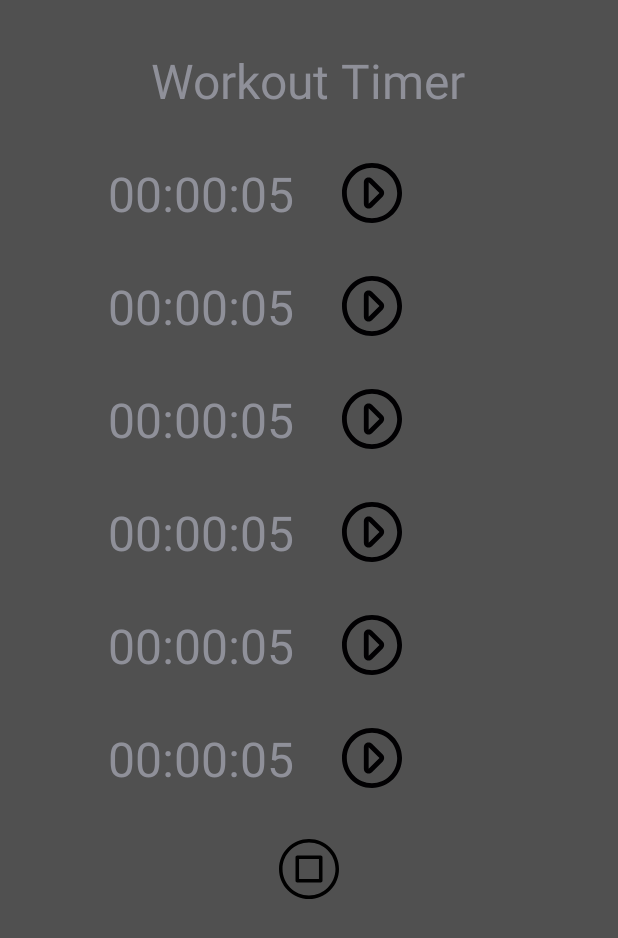
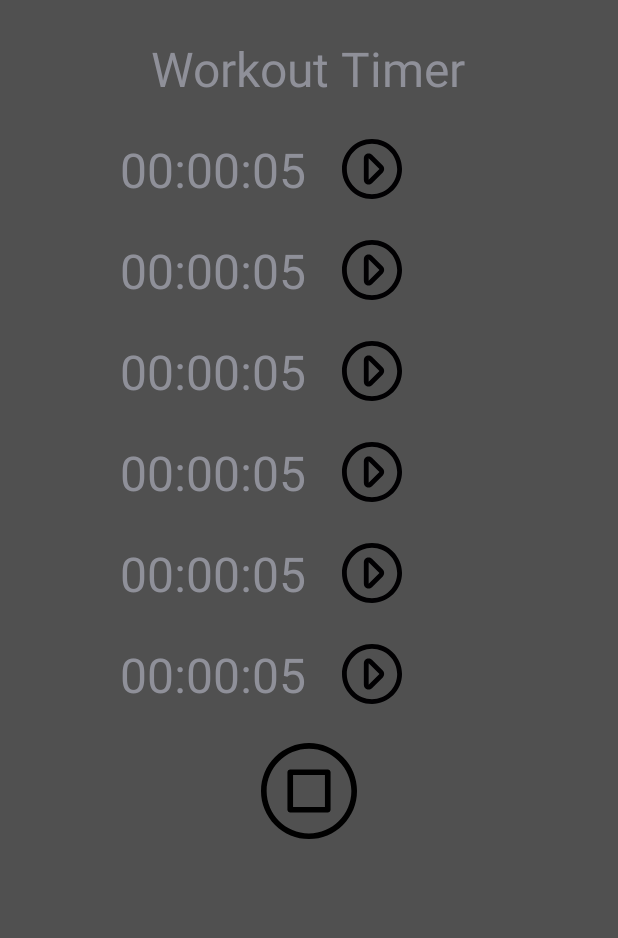
Before and after one commit to kyklish/WorkoutTimer, an Android app: the screen it shows after launch (MainActivity), on a phone screen of 412 x 824 dp. Shown: the top 938 px of the screen. Run offline under Robolectric (Android 15) with nearby library versions, the phone set to English and light mode, and no system bars.

Commit message:
Change RelativeLayout to LinearLayout.

```diff
--- a/app/src/main/res/layout/activity_main.xml
+++ b/app/src/main/res/layout/activity_main.xml
@@ -1,34 +1,38 @@
 <?xml version="1.0" encoding="utf-8"?>
-<RelativeLayout xmlns:android="http://schemas.android.com/apk/res/android"
+<ScrollView xmlns:android="http://schemas.android.com/apk/res/android"
 	xmlns:tools="http://schemas.android.com/tools"
 	android:layout_width="match_parent"
 	android:layout_height="match_parent"
+	android:fillViewport="true"> <!--IMPORTANT otherwise background img. will not fill the whole screen -->
+
+	<LinearLayout
+		android:layout_width="match_parent"
+		android:layout_height="wrap_content"
 		android:background="@color/grey"
+		android:gravity="center_horizontal"
+		android:orientation="vertical"
 		tools:context=".MainActivity">
-
 
 		<TextView
 			android:id="@+id/textInfo"
 			android:layout_width="wrap_content"
 			android:layout_height="wrap_content"
-		android:layout_centerHorizontal="true"
 			android:layout_marginTop="@dimen/marginTop"
 			android:text="@string/textInfo"
 			android:textSize="@dimen/textSize" />
 
-	<RelativeLayout
+		<LinearLayout
 			android:id="@+id/rowPullUp1"
 			android:layout_width="wrap_content"
 			android:layout_height="wrap_content"
-		android:layout_below="@id/textInfo"
-		android:layout_centerHorizontal="true"
-		android:layout_marginTop="@dimen/margin">
+			android:layout_marginTop="@dimen/margin"
+			android:gravity="center_vertical"
+			android:orientation="horizontal">
 
 			<TextView
 				android:id="@+id/textPullUp1"
 				android:layout_width="wrap_content"
 				android:layout_height="wrap_content"
-			android:layout_centerVertical="true"
 				android:textSize="@dimen/textSize"
 				tools:text="02:50" />
 
@@ -36,36 +40,30 @@
 				android:id="@+id/buttonPullUpStart1"
 				android:layout_width="@dimen/buttonSize"
 				android:layout_height="@dimen/buttonSize"
-			android:layout_centerVertical="true"
 				android:layout_marginStart="@dimen/margin"
-			android:layout_toEndOf="@id/textPullUp1"
 				android:background="@drawable/ic_start" />
 
 			<Button
 				android:id="@+id/buttonPullUpStop1"
 				android:layout_width="@dimen/buttonSize"
 				android:layout_height="@dimen/buttonSize"
-			android:layout_centerVertical="true"
 				android:layout_marginStart="@dimen/margin"
-			android:layout_toEndOf="@id/buttonPullUpStart1"
 				android:background="@drawable/ic_stop"
 				android:visibility="invisible"
 				tools:visibility="visible" />
-	</RelativeLayout>
+		</LinearLayout>
 
-	<RelativeLayout
+		<LinearLayout
 			android:id="@+id/rowPullUp2"
 			android:layout_width="wrap_content"
 			android:layout_height="wrap_content"
-		android:layout_below="@id/rowPullUp1"
-		android:layout_centerHorizontal="true"
-		android:layout_marginTop="@dimen/margin">
+			android:layout_marginTop="@dimen/margin"
+			android:gravity="center_vertical">
 
 			<TextView
 				android:id="@+id/textPullUp2"
 				android:layout_width="wrap_content"
 				android:layout_height="wrap_content"
-			android:layout_centerVertical="true"
 				android:textSize="@dimen/textSize"
 				tools:text="02:50" />
 
@@ -73,36 +71,30 @@
 				android:id="@+id/buttonPullUpStart2"
 				android:layout_width="@dimen/buttonSize"
 				android:layout_height="@dimen/buttonSize"
-			android:layout_centerVertical="true"
 				android:layout_marginStart="@dimen/margin"
-			android:layout_toEndOf="@id/textPullUp2"
 				android:background="@drawable/ic_start" />
 
 			<Button
 				android:id="@+id/buttonPullUpStop2"
 				android:layout_width="@dimen/buttonSize"
 				android:layout_height="@dimen/buttonSize"
-			android:layout_centerVertical="true"
 				android:layout_marginStart="@dimen/margin"
-			android:layout_toEndOf="@id/buttonPullUpStart2"
 				android:background="@drawable/ic_stop"
 				android:visibility="invisible"
 				tools:visibility="visible" />
-	</RelativeLayout>
+		</LinearLayout>
 
-	<RelativeLayout
+		<LinearLayout
 			android:id="@+id/rowPress1"
 			android:layout_width="wrap_content"
 			android:layout_height="wrap_content"
-		android:layout_below="@id/rowPullUp2"
-		android:layout_centerHorizontal="true"
-		android:layout_marginTop="@dimen/margin">
+			android:layout_marginTop="@dimen/margin"
+			android:gravity="center_vertical">
 
 			<TextView
 				android:id="@+id/textPress1"
 				android:layout_width="wrap_content"
 				android:layout_height="wrap_content"
-			android:layout_centerVertical="true"
 				android:textSize="@dimen/textSize"
 				tools:text="00:50" />
 
@@ -110,36 +102,30 @@
 				android:id="@+id/buttonPressStart1"
 				android:layout_width="@dimen/buttonSize"
 				android:layout_height="@dimen/buttonSize"
-			android:layout_centerVertical="true"
 				android:layout_marginStart="@dimen/margin"
-			android:layout_toEndOf="@id/textPress1"
 				android:background="@drawable/ic_start" />
 
 			<Button
 				android:id="@+id/buttonPressStop1"
 				android:layout_width="@dimen/buttonSize"
 				android:layout_height="@dimen/buttonSize"
-			android:layout_centerVertical="true"
 				android:layout_marginStart="@dimen/margin"
-			android:layout_toEndOf="@id/buttonPressStart1"
 				android:background="@drawable/ic_stop"
 				android:visibility="invisible"
 				tools:visibility="visible" />
-	</RelativeLayout>
+		</LinearLayout>
 
-	<RelativeLayout
+		<LinearLayout
 			android:id="@+id/rowPress2"
 			android:layout_width="wrap_content"
 			android:layout_height="wrap_content"
-		android:layout_below="@id/rowPress1"
-		android:layout_centerHorizontal="true"
-		android:layout_marginTop="@dimen/margin">
+			android:layout_marginTop="@dimen/margin"
+			android:gravity="center_vertical">
 
 			<TextView
 				android:id="@+id/textPress2"
 				android:layout_width="wrap_content"
 				android:layout_height="wrap_content"
-			android:layout_centerVertical="true"
 				android:textSize="@dimen/textSize"
 				tools:text="00:50" />
 
@@ -147,36 +133,30 @@
 				android:id="@+id/buttonPressStart2"
 				android:layout_width="@dimen/buttonSize"
 				android:layout_height="@dimen/buttonSize"
-			android:layout_centerVertical="true"
 				android:layout_marginStart="@dimen/margin"
-			android:layout_toEndOf="@id/textPress2"
 				android:background="@drawable/ic_start" />
 
 			<Button
 				android:id="@+id/buttonPressStop2"
 				android:layout_width="@dimen/buttonSize"
 				android:layout_height="@dimen/buttonSize"
-			android:layout_centerVertical="true"
 				android:layout_marginStart="@dimen/margin"
-			android:layout_toEndOf="@id/buttonPressStart2"
 				android:background="@drawable/ic_stop"
 				android:visibility="invisible"
 				tools:visibility="visible" />
-	</RelativeLayout>
+		</LinearLayout>
 
-	<RelativeLayout
+		<LinearLayout
 			android:id="@+id/rowBars1"
 			android:layout_width="wrap_content"
 			android:layout_height="wrap_content"
-		android:layout_below="@id/rowPress2"
-		android:layout_centerHorizontal="true"
-		android:layout_marginTop="@dimen/margin">
+			android:layout_marginTop="@dimen/margin"
+			android:gravity="center_vertical">
 
 			<TextView
 				android:id="@+id/textBars1"
 				android:layout_width="wrap_content"
 				android:layout_height="wrap_content"
-			android:layout_centerVertical="true"
 				android:textSize="@dimen/textSize"
 				tools:text="01:50" />
 
@@ -184,36 +164,30 @@
 				android:id="@+id/buttonBarsStart1"
 				android:layout_width="@dimen/buttonSize"
 				android:layout_height="@dimen/buttonSize"
-			android:layout_centerVertical="true"
 				android:layout_marginStart="@dimen/margin"
-			android:layout_toEndOf="@id/textBars1"
 				android:background="@drawable/ic_start" />
 
 			<Button
 				android:id="@+id/buttonBarsStop1"
 				android:layout_width="@dimen/buttonSize"
 				android:layout_height="@dimen/buttonSize"
-			android:layout_centerVertical="true"
 				android:layout_marginStart="@dimen/margin"
-			android:layout_toEndOf="@id/buttonBarsStart1"
 				android:background="@drawable/ic_stop"
 				android:visibility="invisible"
 				tools:visibility="visible" />
-	</RelativeLayout>
+		</LinearLayout>
 
-	<RelativeLayout
+		<LinearLayout
 			android:id="@+id/rowBars2"
 			android:layout_width="wrap_content"
 			android:layout_height="wrap_content"
-		android:layout_below="@id/rowBars1"
-		android:layout_centerHorizontal="true"
-		android:layout_marginTop="@dimen/margin">
+			android:layout_marginTop="@dimen/margin"
+			android:gravity="center_vertical">
 
 			<TextView
 				android:id="@+id/textBars2"
 				android:layout_width="wrap_content"
 				android:layout_height="wrap_content"
-			android:layout_centerVertical="true"
 				android:textSize="@dimen/textSize"
 				tools:text="01:50" />
 
@@ -221,32 +195,25 @@
 				android:id="@+id/buttonBarsStart2"
 				android:layout_width="@dimen/buttonSize"
 				android:layout_height="@dimen/buttonSize"
-			android:layout_centerVertical="true"
 				android:layout_marginStart="@dimen/margin"
-			android:layout_toEndOf="@id/textBars2"
 				android:background="@drawable/ic_start" />
 
 			<Button
 				android:id="@+id/buttonBarsStop2"
 				android:layout_width="@dimen/buttonSize"
 				android:layout_height="@dimen/buttonSize"
-			android:layout_centerVertical="true"
 				android:layout_marginStart="@dimen/margin"
-			android:layout_toEndOf="@id/buttonBarsStart2"
 				android:background="@drawable/ic_stop"
 				android:visibility="invisible"
 				tools:visibility="visible" />
-	</RelativeLayout>
+		</LinearLayout>
 
 		<Button
 			android:id="@+id/buttonStopAll"
-		android:layout_width="@dimen/buttonSize"
-		android:layout_height="@dimen/buttonSize"
-		android:layout_below="@id/rowBars2"
-		android:layout_centerHorizontal="true"
-		android:layout_marginStart="@dimen/margin"
+			android:layout_width="@dimen/buttonSizeBig"
+			android:layout_height="@dimen/buttonSizeBig"
 			android:layout_marginTop="@dimen/margin"
 			android:background="@drawable/ic_stop"
 			android:onClick="stopTimers" />
-
-</RelativeLayout>
+	</LinearLayout>
+</ScrollView>
--- a/app/src/main/res/values/dimens.xml
+++ b/app/src/main/res/values/dimens.xml
@@ -1,7 +1,8 @@
 <?xml version="1.0" encoding="utf-8"?>
 <resources>
-	<dimen name="marginTop">32dp</dimen>
-	<dimen name="margin">32dp</dimen>
+	<dimen name="marginTop">24dp</dimen>
+	<dimen name="margin">24dp</dimen>
 	<dimen name="buttonSize">40dp</dimen>
+	<dimen name="buttonSizeBig">64dp</dimen>
 	<dimen name="textSize">32sp</dimen>
 </resources>
```
Lines whose indentation alone changed are shown as unchanged.
